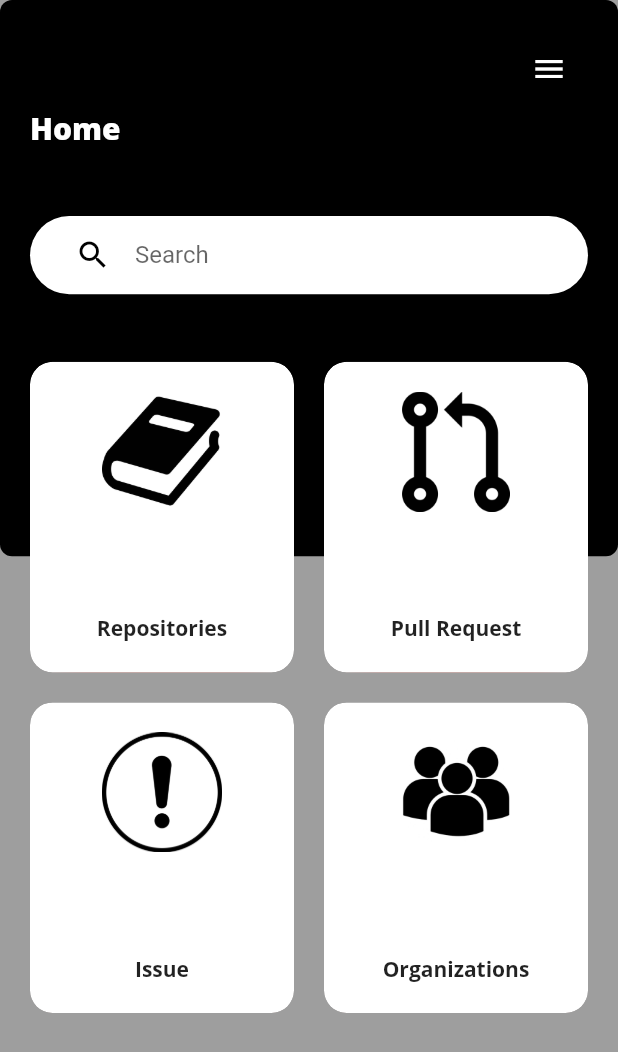
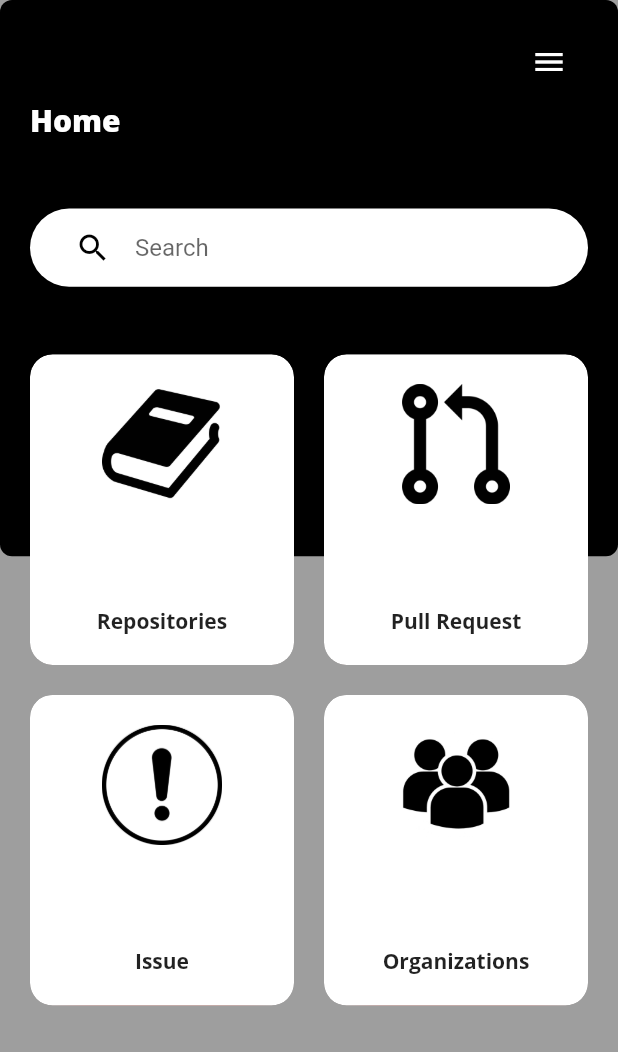
Before and after one commit to anubhav11803451/github_ui, a Flutter app: the HomeBody screen opened directly, on a phone screen of 412 x 824 dp. Shown: the top 1052 px of the screen. Run offline on Flutter 3.47's test engine with Material 2 defaults, Android fonts, the phone set to English and light mode, and no system bars; our stand-ins replace google_fonts, splashscreen.

Commit message:
Update homeScreenBody.dart

```diff
--- a/lib/screens/homeScreenBody.dart
+++ b/lib/screens/homeScreenBody.dart
@@ -19,7 +19,7 @@ class HomeBody extends StatelessWidget {
           ),
           SafeArea(
             child: Padding(
-              padding: const EdgeInsets.symmetric(horizontal: 20, vertical: 20),
+              padding: const EdgeInsets.symmetric(horizontal: 20, vertical: 15),
               child: Column(
                 crossAxisAlignment: CrossAxisAlignment.start,
                 children: <Widget>[
```
